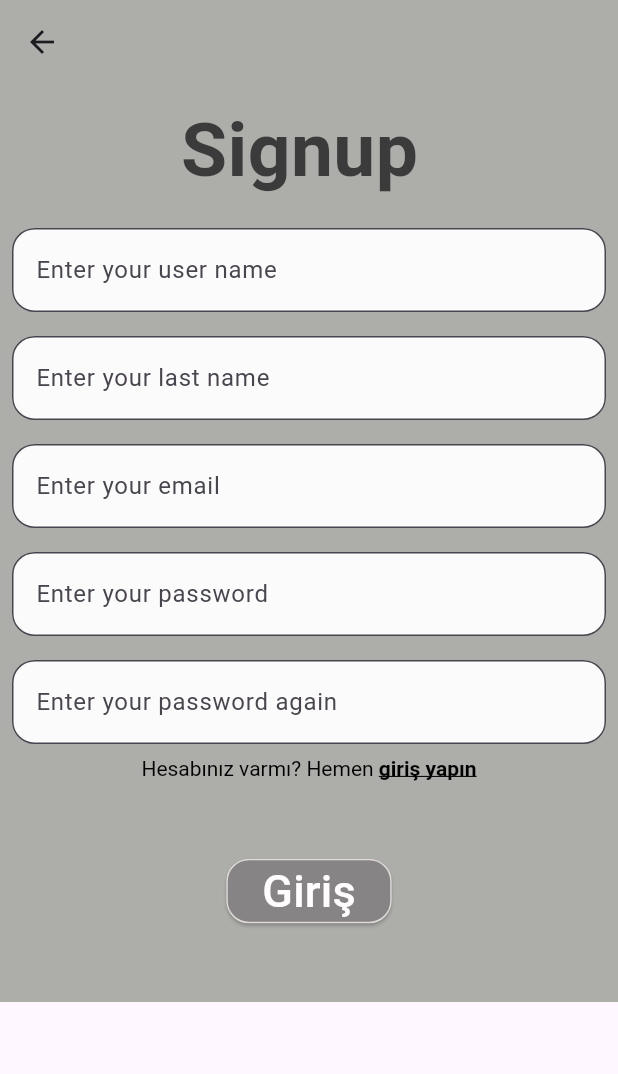
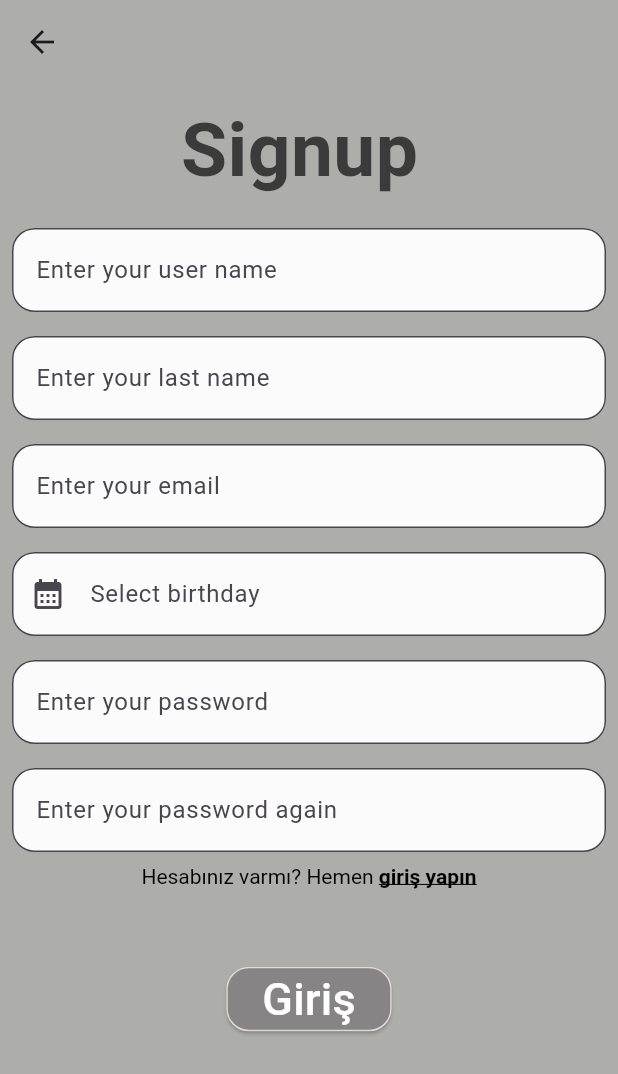
Before and after one commit to YilmazEr06/firebase_write_read_auth, a Flutter app: the signupscreen screen opened by its route, on a phone screen of 412 x 824 dp. Shown: the top 1074 px of the screen. Run offline on Flutter 3.47's test engine with Material 3 defaults, Android fonts, the phone set to English and light mode, and no system bars; our stand-ins replace cloud_firestore, firebase_auth, firebase_core; missing offline and left inert: dart:ffi; accounts and stored records are empty.

```diff
--- a/lib/Databse/dbfire.dart
+++ b/lib/Databse/dbfire.dart
@@ -1,12 +1,14 @@
 import 'package:cloud_firestore/cloud_firestore.dart';
+import 'package:firebase_auth/firebase_auth.dart';
 import 'package:firebase_write_read_auth/models/user.dart';
 
 
 class dbfire {
   FirebaseFirestore db = FirebaseFirestore.instance;
 
- Future<DocumentReference<Map<String, dynamic>>> addusers(User user) async{
+ Future<DocumentReference<Map<String, dynamic>>> addusers(Usermodel user,UserCredential credential) async{
     var a =db.collection("users").add(user.toFirestore());
+    db.collection("users").doc(credential.user!.uid).set(user.toFirestore());
     return a;
 
   }
--- a/lib/models/user.dart
+++ b/lib/models/user.dart
@@ -1,25 +1,41 @@
 import 'package:cloud_firestore/cloud_firestore.dart';
+import 'package:intl/intl.dart';
 
-class User {
-  final String? name;
-  final String? surname;
-  final String? email;
-  final String? password;
-  User({required this.name, required this.surname, required this.email, required this.password});
+class Usermodel {
+   String name;
+   String surname;
+   String email;
+   String? password;
+   String? uid;
+   String birthday;
+  Usermodel( {required this.birthday,  this.uid,required this.name, required this.surname, required this.email,  this.password});
+ factory Usermodel.defaultuser(
 
-  factory User.fromFirestore(
+   )
+   { return Usermodel(
+      name: 'name',
+      surname: "surname",
+      email: 'email',
+      password: 'password',
+      uid: 'uid',
+      birthday : "birthday"
+    );
+
+   }
+  factory Usermodel.fromFirestore(
     DocumentSnapshot<Map<String, dynamic>> snapshot,
-    SnapshotOptions? options,
+
   ) {
     final data = snapshot.data();
-    return User(
+    return Usermodel(
       name: data?['name'],
       surname: data?['surname'],
       email: data?['email'],
       password: data?['password'],
+      uid: data?['uid'],
+      birthday : data?["birthday"]
     );
   }
-
 
 
   Map<String, dynamic> toFirestore() {
@@ -28,7 +44,14 @@ class User {
       if (surname != null) "surname": surname,
       if (email != null) "email": email,
       if (password != null) "password": password,
-
+      if (uid != null) "uid": uid,
+      if (birthday != null) "birthday": birthday,
     };
   }
+
+  DateTime get getbirthdaydate{
+    DateFormat dateFormat = DateFormat("yyyy-MM-dd");
+    DateTime dateTime = dateFormat.parse(birthday!);
+    return dateTime;
+  }
 }
--- /dev/null
+++ b/lib/screens/signuppage/companents/datepicker.dart
@@ -0,0 +1,73 @@
+// ignore_for_file: camel_case_types
+
+import 'package:flutter/material.dart';
+class datepicker extends StatefulWidget {
+  const datepicker({
+    super.key,required  this.controller
+  });
+  final TextEditingController controller;
+  @override
+  State<datepicker> createState() => _datepickerState();
+}
+
+class _datepickerState extends State<datepicker> {
+
+  @override
+  void initState() {
+    // TODO: implement initState
+
+    super.initState();
+  }
+  @override
+  Widget build(BuildContext context) {
+
+    void select() async{
+  DateTime? a=  await  showDatePicker(
+      initialDate: DateTime.now(),
+      context: context,
+      firstDate: DateTime(2000),
+      lastDate: DateTime(2100),
+
+      );
+
+
+      if (a!=null){
+        setState(() {
+
+         widget.controller.text= a.toString().split(" ")[0];
+        });
+
+        print(a.toString().split(" ")[0]);
+      }
+  }
+    return TextField(
+
+      controller: widget.controller,
+      onTap: () => select(),
+      readOnly: true,
+      decoration: const InputDecoration(
+        border: OutlineInputBorder(
+          borderSide:
+    BorderSide(color: Colors.lightBlueAccent, width: 1.0),
+              borderRadius: BorderRadius.all(Radius.circular(15.0)),
+
+        ),
+
+        label: Text("Select birthday"),
+
+        fillColor: Color.fromARGB(255, 252, 251, 251) ,
+        filled: true,
+        prefixIcon: Icon(Icons.calendar_month),
+
+        focusedBorder: OutlineInputBorder(
+          borderSide:
+                 BorderSide(color: Color.fromARGB(255, 67, 48, 236)),
+              borderRadius: BorderRadius.all(Radius.circular(15.0)),
+
+        ),
+
+
+        ),
+    );
+  }
+}
--- a/lib/screens/signuppage/companents/signinformwidget.dart
+++ b/lib/screens/signuppage/companents/signinformwidget.dart
@@ -1,19 +1,33 @@
 import 'package:firebase_write_read_auth/Globalwidgets/createtextfiled.dart';
+import 'package:firebase_write_read_auth/models/user.dart';
+import 'package:firebase_write_read_auth/screens/signuppage/companents/datepicker.dart';
 import 'package:flutter/gestures.dart';
 import 'package:flutter/material.dart';
 
 // ignore: must_be_immutable
-class MyCustomsignupForm extends StatelessWidget {
-  final void Function(BuildContext context, String username,String lastname,String email,String password) signoperation;
-  MyCustomsignupForm(this.signoperation, {super.key});
+class MyCustomsignupForm extends StatefulWidget {
+  final void Function(BuildContext context,Usermodel user) signoperation;
+  const MyCustomsignupForm(this.signoperation, {super.key});
 
+  @override
+  State<MyCustomsignupForm> createState() => _MyCustomsignupFormState();
+}
+
+class _MyCustomsignupFormState extends State<MyCustomsignupForm> {
   final _formKey = GlobalKey<FormState>();
 
   late TextEditingController controlleremail;
+
   late TextEditingController controllerpassword;
+
   late TextEditingController controllerpasswordagain;
+
   late TextEditingController controlleusername;
+
   late TextEditingController controllerlastname;
+
+  late TextEditingController controllerdatetime;
+
   @override
   Widget build(BuildContext context) {
     // Build a Form widget using the _formKe
@@ -23,6 +37,8 @@ class MyCustomsignupForm extends StatelessWidget {
     controllerpasswordagain = TextEditingController();
     controlleusername = TextEditingController();
     controllerlastname = TextEditingController();
+    controllerdatetime = TextEditingController();
+
 
     return Form(
       key: _formKey,
@@ -72,6 +88,11 @@ class MyCustomsignupForm extends StatelessWidget {
                 },
               ),
             ),
+              Padding(
+              padding: const  EdgeInsets.symmetric(horizontal: 8, vertical: 8),
+              child: datepicker(controller: controllerdatetime ,)
+            ),
+
             Padding(
               padding: const EdgeInsets.symmetric(horizontal: 8, vertical: 8),
               child: CreateTextFieldwidget(
@@ -135,8 +156,13 @@ class MyCustomsignupForm extends StatelessWidget {
                     ScaffoldMessenger.of(context).showSnackBar(
                       const SnackBar(content: Text('Giriş yapılıyor')),
                     );
-                    signoperation(
-                        context,controlleusername.text,controllerlastname.text,controlleremail.text,controllerpassword.text);
+                        widget.signoperation(context, Usermodel(name: controlleusername.text,
+                           surname: controllerlastname.text,
+                           email: controlleremail.text,
+                           password: controllerpassword.text,
+                           birthday: controllerdatetime.text
+                           )
+                           );
                   }
                 },
               ),
@@ -144,6 +170,8 @@ class MyCustomsignupForm extends StatelessWidget {
           ],
         ),
       ),
+
     );
+
   }
 }
--- a/lib/screens/signuppage/signuppage.dart
+++ b/lib/screens/signuppage/signuppage.dart
@@ -1,3 +1,4 @@
+import 'package:firebase_auth/firebase_auth.dart';
 import 'package:firebase_write_read_auth/Databse/dbfire.dart';
 import 'package:firebase_write_read_auth/Databse/firebase.dart';
 import 'package:firebase_write_read_auth/models/user.dart';
@@ -12,19 +13,41 @@ class signupscreen extends StatefulWidget {
 }
 class _MyHomePageState extends State<signupscreen> {
 
-  static createuseroperation(BuildContext context,
-   String username,
-   String lastname,
-   String email,
-   String password)
-  {
-   firebasehlp().createuserWithemailandPassword(email, password).then((value) {
-    if (value == "succes"){ dbfire().addusers(
-      User(name: username, surname: lastname, email: email, password: password))
-      .then((value) {
-         Navigator.pushNamedAndRemoveUntil(context, "/main", (route) => false); });}
+  static createuseroperation(
+    BuildContext context,
+    Usermodel user,
+
+  )
+  async {
+    firebasehlp().createuserWithemailandPassword(user.email!,user.password!).then((value) async {
+
+
+
+    if (value[0] == "succes")
+    { dbfire().addusers(
+      Usermodel(
+        name: user.name,
+       surname: user.surname,
+        email: user.email,
+         password: user.password,
+         birthday: user.birthday
+          ),value[1] as UserCredential
+
+          ).then((value) => Navigator.pushNamedAndRemoveUntil(context, "/main", (route) => false));
+
+
+
+
+
+      }
     else print(value);
-   },);
+
+ });
+
+
+
+
+
 
 
 
@@ -40,8 +63,9 @@ class _MyHomePageState extends State<signupscreen> {
   @override
   Widget build(BuildContext context) {
     return Scaffold(
+      backgroundColor: const Color.fromARGB(255, 173, 173, 170),
       appBar: AppBar(
-        backgroundColor:  const Color.fromARGB(255, 173, 173, 170)
+        backgroundColor:  Color.fromARGB(0, 173, 173, 170)
       ),
 
       body:  Container(
--- a/pubspec.yaml
+++ b/pubspec.yaml
@@ -39,6 +39,7 @@ dependencies:
 
   firebase_core: ^2.7.1
   cloud_firestore: ^4.15.3
+  intl: ^0.19.0
 
 dev_dependencies:
   flutter_test:
```
Also changed, not shown: lib/Databse/firebase.dart (+16 -28 lines), lib/screens/mainpage/mainscreen.dart (+70 -17 lines), pubspec.lock.
